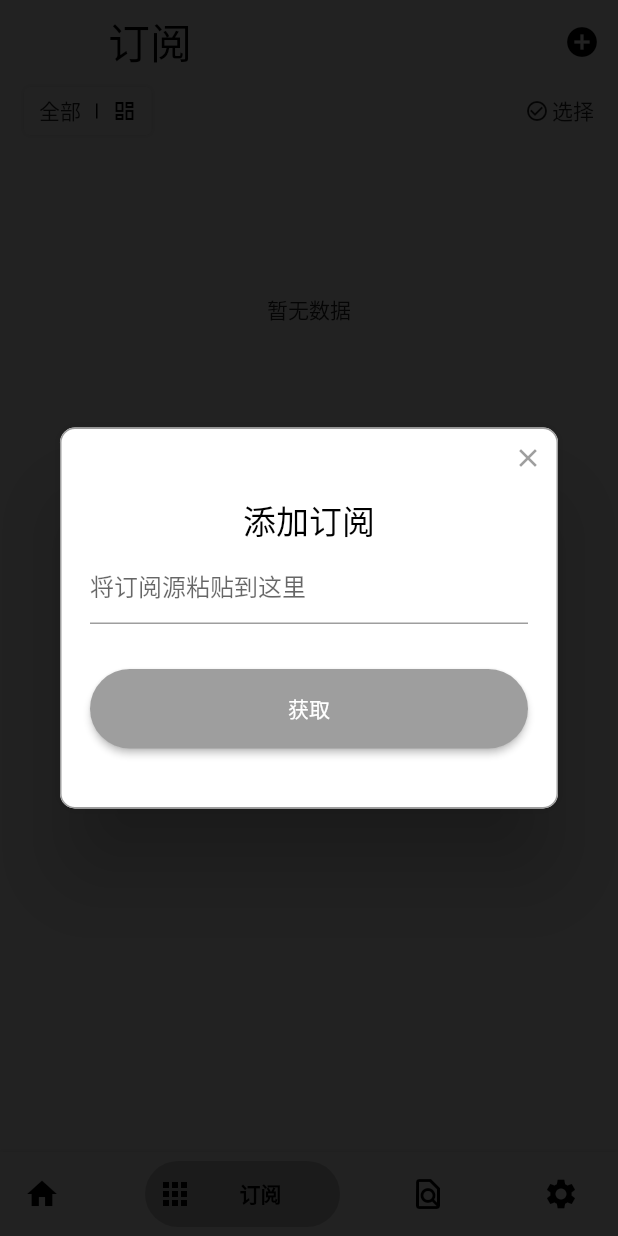
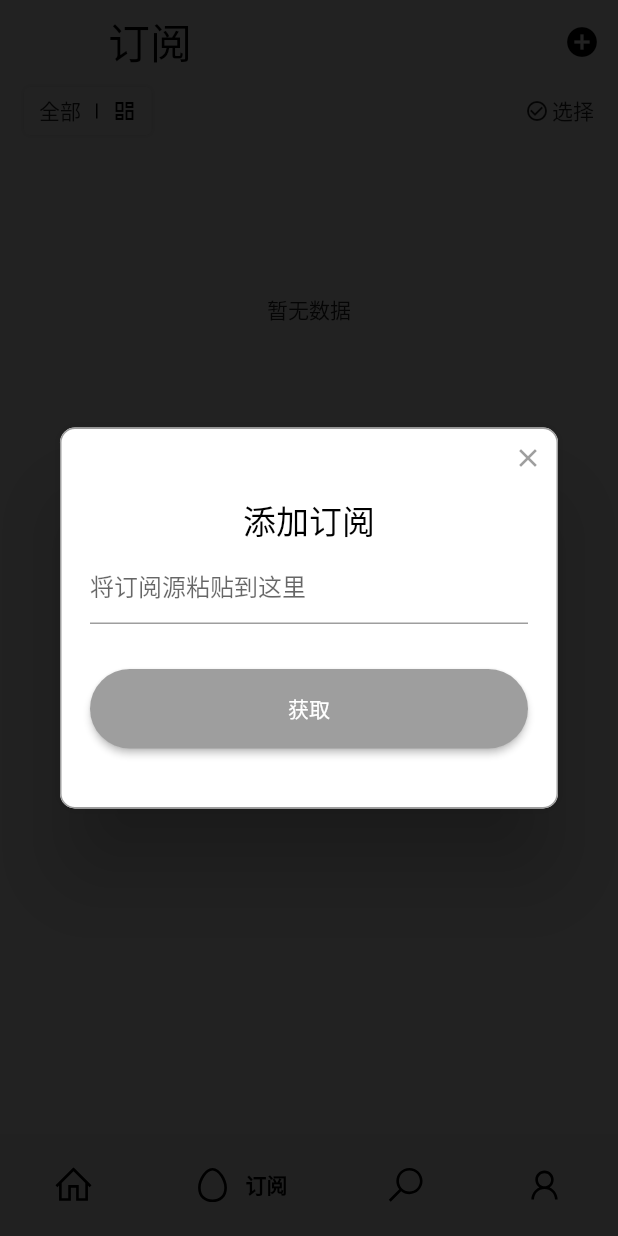
Before and after one commit to swiftdo/flutter_best_practice, a Flutter app: the RssReadPage screen opened by its route, after a tap on the "add circle" icon, on a phone screen of 412 x 824 dp. Run offline on Flutter 3.47's test engine with Material 2 defaults, Android fonts, the phone set to English and light mode, and no system bars; drawn by our look-alikes of bottom_navy_bar, google_nav_bar, progress_state_button, pull_to_refresh; our stand-ins replace auto_route, cached_network_image, dio, drift, flutter_easyloading, flutter_html and 7 more; missing offline and left inert: favicon, group_list_view, webfeed; accounts and stored records are empty; generated files the repository leaves out were written again.

Commit message:
Feat: 替换底部栏

```diff
--- a/lib/l10n/intl_en.arb
+++ b/lib/l10n/intl_en.arb
@@ -1,3 +1,6 @@
 {
-  "hell": "hello"
+  "tab_home":"首页",
+  "tab_order": "订阅",
+  "tab_find": "发现",
+  "tab_mine": "我的"
 }
--- a/lib/pages/rss_page.dart
+++ b/lib/pages/rss_page.dart
@@ -1,8 +1,10 @@
 import 'package:auto_route/auto_route.dart';
-import 'package:bottom_navy_bar/bottom_navy_bar.dart';
+import 'package:flutter_best_practice/generated/l10n.dart';
+import 'package:google_nav_bar/google_nav_bar.dart';
 import 'package:flutter/material.dart';
 import 'package:flutter_best_practice/router/route.gr.dart';
 import 'package:hooks_riverpod/hooks_riverpod.dart';
+import 'package:line_icons/line_icons.dart';
 
 class RssPage extends HookConsumerWidget {
   const RssPage({
@@ -19,31 +21,44 @@ class RssPage extends HookConsumerWidget {
         const RssConfigRoute(),
       ],
       bottomNavigationBuilder: (_, tabsRouter) {
-        return BottomNavyBar(
-          selectedIndex: tabsRouter.activeIndex,
-          onItemSelected: tabsRouter.setActiveIndex,
-          items: <BottomNavyBarItem>[
-            BottomNavyBarItem(
+        return SafeArea(
+          child: Padding(
+            padding: const EdgeInsets.symmetric(horizontal: 15.0, vertical: 8),
+            child: GNav(
+                haptic: true,
+                rippleColor: Colors.grey[300]!,
+                hoverColor: Colors.grey[100]!,
+                gap: 8,
                 activeColor: Colors.black,
-                title: const Text('首页'),
-                icon: const Icon(Icons.home),
-                textAlign: TextAlign.center),
-            BottomNavyBarItem(
-                activeColor: Colors.black,
-                title: const Text('订阅'),
-                icon: const Icon(Icons.apps),
-                textAlign: TextAlign.center),
-            BottomNavyBarItem(
-                activeColor: Colors.black,
-                title: const Text('发现'),
-                icon: const Icon(Icons.find_in_page_outlined),
-                textAlign: TextAlign.center),
-            BottomNavyBarItem(
-                activeColor: Colors.black,
-                title: const Text('设置'),
-                icon: const Icon(Icons.settings),
-                textAlign: TextAlign.center),
-          ],
+                iconSize: 28,
+                padding: const EdgeInsets.symmetric(
+                  horizontal: 20,
+                  vertical: 12,
+                ),
+                duration: const Duration(milliseconds: 400),
+                tabBackgroundColor: Colors.grey[100]!,
+                color: Colors.black,
+                onTabChange: tabsRouter.setActiveIndex,
+                selectedIndex: tabsRouter.activeIndex,
+                tabs: [
+                  GButton(
+                    icon: LineIcons.home,
+                    text: S.of(context).tab_home,
+                  ),
+                  GButton(
+                    icon: LineIcons.egg,
+                    text: S.of(context).tab_order,
+                  ),
+                  GButton(
+                    icon: LineIcons.search,
+                    text: S.of(context).tab_find,
+                  ),
+                  GButton(
+                    icon: LineIcons.user,
+                    text: S.of(context).tab_mine,
+                  )
+                ]),
+          ),
         );
       },
     );
--- a/lib/provider.dart
+++ b/lib/provider.dart
@@ -11,6 +11,8 @@ import 'data/repository/rss_repository.dart';
 
 /// 全局的provider
 final myRouter = AppRouter();
+final myLogger = MyLog();
+final myToast = MyToast();
 
 /// 数据库
 final gDb = Provider((ref) {
@@ -35,6 +37,3 @@ final rssCateDaoProvider = Provider((ref) {
 final repositoryProvider = Provider.autoDispose<IRssRepository>((ref) {
   return RssRepository();
 });
-
-final myLogger = MyLog();
-final myToast = MyToast();
--- a/pubspec.yaml
+++ b/pubspec.yaml
@@ -40,7 +40,7 @@ dependencies:
 
   # rss
   webfeed: ^0.7.0
-  bottom_navy_bar: ^6.0.0
+  google_nav_bar: ^5.0.6
 
   rflutter_alert: ^2.0.4
   progress_state_button: ^1.0.4
```
Also changed, not shown: lib/generated/intl/messages_en.dart, lib/generated/l10n.dart, pubspec.lock.
